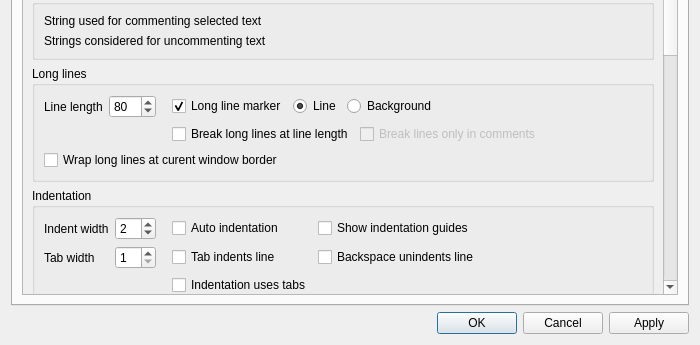
Old version of the form libgui/src/settings-dialog.ui in the repository ctaggart/octave; both pictures show x 0 to 700 and y 328 to 673 of the 700 by 673 pixel window.
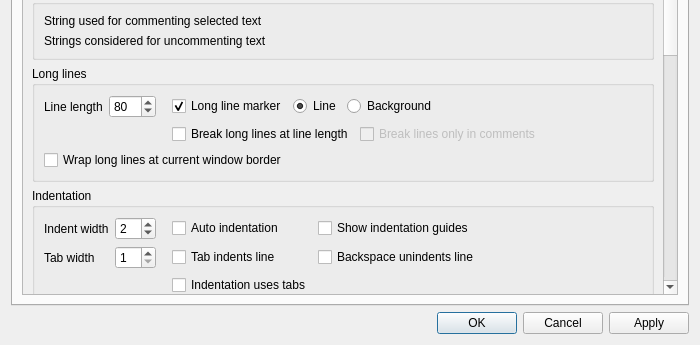
New version of the form.

Commit message:
settings-dialog.ui: Correct typo "curent" -> "current" (bug #53526).
* settings-dialog.ui: Correct typo "curent" -> "current".

branch : stable

```diff
--- a/libgui/src/settings-dialog.ui
+++ b/libgui/src/settings-dialog.ui
@@ -1168,7 +1168,7 @@
                    <string>This works well for monospaced fonts. The line is drawn at a position based on the width of a space character in the default font. It may not work very well if styles use proportional fonts or if varied font sizes or bold, italic and normal texts are used.</string>
                   </property>
                   <property name="text">
-                   <string>Wrap long lines at curent window border</string>
+                   <string>Wrap long lines at current window border</string>
                   </property>
                   <property name="checked">
                    <bool>false</bool>
```
